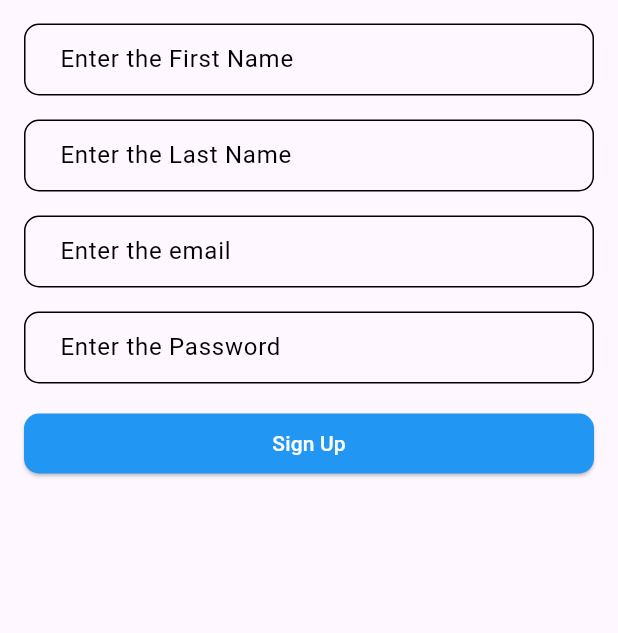
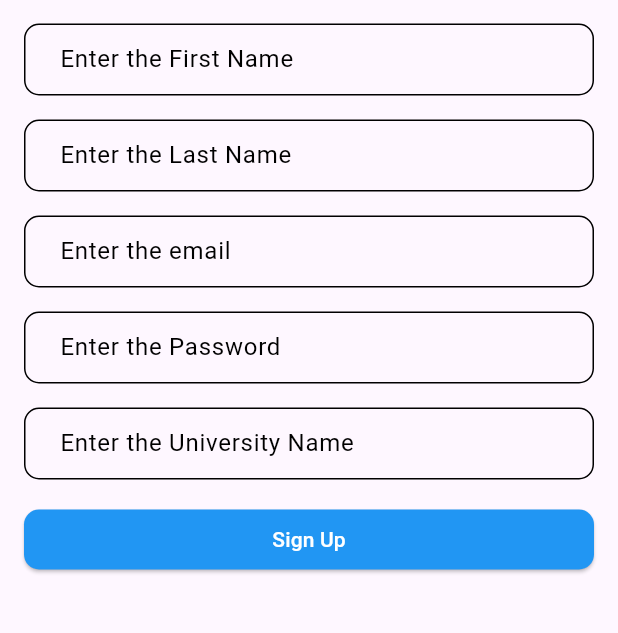
Before and after one commit to HanSolo-P/class-critique-2-8, a Flutter app: the screen it shows after launch, after a tap on "Sign In", after a tap on "Signup", on a phone screen of 412 x 824 dp, the part 452-1085 px from its top. Run offline on Flutter 3.47's test engine with Material 3 defaults, Android fonts, the light colour scheme and no system bars; our stand-ins replace cloud_firestore, firebase_auth, firebase_core, go_router; accounts and stored records are empty; network calls fail.

Commit message:
login signup testcases

```diff
--- /dev/null
+++ b/class_critique_app/lib/exceptions/user_exception.dart
@@ -0,0 +1,5 @@
+class UserSaveException implements Exception {
+  final String message;
+
+  UserSaveException(this.message);
+}
--- a/class_critique_app/lib/screens/signup_screen.dart
+++ b/class_critique_app/lib/screens/signup_screen.dart
@@ -1,6 +1,7 @@
 // ignore_for_file: prefer_const_constructors
 
 import 'package:class_critique_app/operations/auth_service.dart';
+import 'package:firebase_auth/firebase_auth.dart';
 import 'package:flutter/material.dart';
 import 'package:go_router/go_router.dart';
 
@@ -17,6 +18,7 @@ class _SignupScreenState extends State<SignupScreen> {
   final TextEditingController lastNameController = TextEditingController();
   final TextEditingController emailController = TextEditingController();
   final TextEditingController passwordController = TextEditingController();
+  final TextEditingController universityNameController = TextEditingController();
 
   late String _exception = '';
 
@@ -27,21 +29,32 @@ class _SignupScreenState extends State<SignupScreen> {
     final screenHeight = MediaQuery.of(context).size.height;
 
     void _createAccount() async {
-
       String email = emailController.text;
       String password = passwordController.text;
 
       if (email.isEmpty || password.isEmpty) {
         setState(() {
           _exception = 'Both email and password are required!';
+          return;
         });
       }
 
-      String message = await AuthService().createAccount(email, password);
-      if (message.contains('Exception:')) {
+      String firstName = firstNameController.text;
+      String lastName = lastNameController.text;
+      String fullName = '$firstName $lastName';
+
+      String universityName = universityNameController.text;
+
+      String message = await AuthService()
+          .createAccount(email, password, fullName, universityName);
+      if (message.toLowerCase().contains('exception') ||
+          message.toLowerCase().contains('error')) {
         setState(() {
           _exception = message;
         });
+        if (FirebaseAuth.instance.currentUser != null) {
+          await FirebaseAuth.instance.signOut(); // logout
+        }
       } else {
         // no error
         if (mounted) {
@@ -78,13 +91,11 @@ class _SignupScreenState extends State<SignupScreen> {
                             borderSide: BorderSide(color: Colors.black)),
                         enabledBorder: OutlineInputBorder(
                           borderRadius: BorderRadius.circular(10.0),
-                          borderSide: BorderSide(
-                              color: Colors.black),
+                          borderSide: BorderSide(color: Colors.black),
                         ),
                         focusedBorder: OutlineInputBorder(
                           borderRadius: BorderRadius.circular(10.0),
-                          borderSide: BorderSide(
-                              color: Colors.black),
+                          borderSide: BorderSide(color: Colors.black),
                         ),
                         contentPadding: EdgeInsets.symmetric(
                             vertical: 10.0, horizontal: 20.0),
@@ -103,13 +114,11 @@ class _SignupScreenState extends State<SignupScreen> {
                             borderSide: BorderSide(color: Colors.black)),
                         enabledBorder: OutlineInputBorder(
                           borderRadius: BorderRadius.circular(10.0),
-                          borderSide: BorderSide(
-                              color: Colors.black),
+                          borderSide: BorderSide(color: Colors.black),
                         ),
                         focusedBorder: OutlineInputBorder(
                           borderRadius: BorderRadius.circular(10.0),
-                          borderSide: BorderSide(
-                              color: Colors.black),
+                          borderSide: BorderSide(color: Colors.black),
                         ),
                         contentPadding: EdgeInsets.symmetric(
                             vertical: 10.0, horizontal: 20.0),
@@ -128,13 +137,11 @@ class _SignupScreenState extends State<SignupScreen> {
                             borderSide: BorderSide(color: Colors.black)),
                         enabledBorder: OutlineInputBorder(
                           borderRadius: BorderRadius.circular(10.0),
-                          borderSide: BorderSide(
-                              color: Colors.black),
+                          borderSide: BorderSide(color: Colors.black),
                         ),
                         focusedBorder: OutlineInputBorder(
                           borderRadius: BorderRadius.circular(10.0),
-                          borderSide: BorderSide(
-                              color: Colors.black),
+                          borderSide: BorderSide(color: Colors.black),
                         ),
                         contentPadding: EdgeInsets.symmetric(
                             vertical: 10.0, horizontal: 20.0),
@@ -151,13 +158,34 @@ class _SignupScreenState extends State<SignupScreen> {
                         labelStyle: TextStyle(color: Colors.black),
                         enabledBorder: OutlineInputBorder(
                           borderRadius: BorderRadius.circular(10.0),
-                          borderSide: BorderSide(
-                              color: Colors.black),
+                          borderSide: BorderSide(color: Colors.black),
                         ),
                         focusedBorder: OutlineInputBorder(
                           borderRadius: BorderRadius.circular(10.0),
-                          borderSide: BorderSide(
-                              color: Colors.black),
+                          borderSide: BorderSide(color: Colors.black),
+                        ),
+                        contentPadding: EdgeInsets.symmetric(
+                            vertical: 10.0, horizontal: 20.0),
+                      ),
+                    ),
+                    SizedBox(height: 16),
+                    // University Name Text Field
+                    TextField(
+                      controller: universityNameController,
+                      style: TextStyle(color: Colors.black),
+                      decoration: InputDecoration(
+                        labelText: 'Enter the University Name',
+                        labelStyle: TextStyle(color: Colors.black),
+                        fillColor: Colors.black,
+                        border: OutlineInputBorder(
+                            borderSide: BorderSide(color: Colors.black)),
+                        enabledBorder: OutlineInputBorder(
+                          borderRadius: BorderRadius.circular(10.0),
+                          borderSide: BorderSide(color: Colors.black),
+                        ),
+                        focusedBorder: OutlineInputBorder(
+                          borderRadius: BorderRadius.circular(10.0),
+                          borderSide: BorderSide(color: Colors.black),
                         ),
                         contentPadding: EdgeInsets.symmetric(
                             vertical: 10.0, horizontal: 20.0),
@@ -181,8 +209,7 @@ class _SignupScreenState extends State<SignupScreen> {
                                   shape: MaterialStateProperty.all<
                                       RoundedRectangleBorder>(
                                     RoundedRectangleBorder(
-                                      borderRadius: BorderRadius.circular(
-                                          10.0),
+                                      borderRadius: BorderRadius.circular(10.0),
                                     ),
                                   ),
                                   backgroundColor:
--- a/class_critique_app/pubspec.yaml
+++ b/class_critique_app/pubspec.yaml
@@ -15,6 +15,7 @@ dependencies:
   cloud_firestore: ^4.17.0
   firebase_auth: ^4.19.3
   go_router: ^13.2.4
+  firebase_auth_mocks: ^0.13.0
 
 dev_dependencies:
   flutter_test:
```
Also changed, not shown: class_critique_app/lib/operations/auth_service.dart (+92 -20 lines), class_critique_app/lib/operations/auth_service_testing.dart (added, +73 -0 lines), 2 other files.
